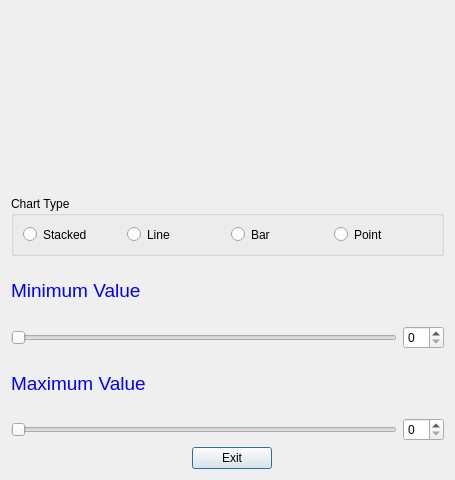
alejoleon/NodulesApp, file View/Uis/histogramForm.ui: the form before one commit.
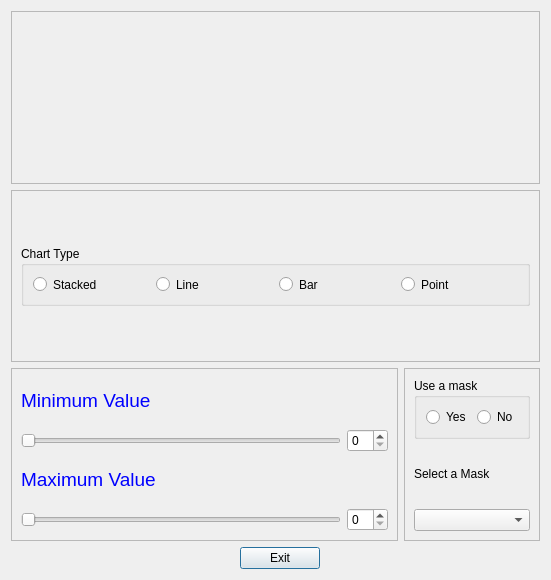
The form after the commit. Custom widgets are drawn as their Qt base class.

Patch:
```diff
--- a/View/Uis/histogramForm.ui
+++ b/View/Uis/histogramForm.ui
@@ -6,8 +6,8 @@
    <rect>
     <x>0</x>
     <y>0</y>
-    <width>455</width>
-    <height>480</height>
+    <width>551</width>
+    <height>580</height>
    </rect>
   </property>
   <property name="sizePolicy">
@@ -19,10 +19,31 @@
   <property name="windowTitle">
    <string>Dialog</string>
   </property>
-  <layout class="QVBoxLayout" name="verticalLayout_2">
+  <layout class="QVBoxLayout" name="verticalLayout_6">
+   <item>
+    <widget class="QFrame" name="frame">
+     <property name="frameShape">
+      <enum>QFrame::StyledPanel</enum>
+     </property>
+     <property name="frameShadow">
+      <enum>QFrame::Raised</enum>
+     </property>
+     <layout class="QVBoxLayout" name="verticalLayout_3">
    <item>
     <widget class="QVTKWidget" name="qvtkhistogram" native="true"/>
    </item>
+     </layout>
+    </widget>
+   </item>
+   <item>
+    <widget class="QFrame" name="frame_3">
+     <property name="frameShape">
+      <enum>QFrame::StyledPanel</enum>
+     </property>
+     <property name="frameShadow">
+      <enum>QFrame::Raised</enum>
+     </property>
+     <layout class="QVBoxLayout" name="verticalLayout_4">
    <item>
     <widget class="QGroupBox" name="gb_chartType">
      <property name="maximumSize">
@@ -66,6 +87,20 @@
      </layout>
     </widget>
    </item>
+     </layout>
+    </widget>
+   </item>
+   <item>
+    <layout class="QHBoxLayout" name="horizontalLayout_6">
+     <item>
+      <widget class="QFrame" name="frame_2">
+       <property name="frameShape">
+        <enum>QFrame::StyledPanel</enum>
+       </property>
+       <property name="frameShadow">
+        <enum>QFrame::Raised</enum>
+       </property>
+       <layout class="QVBoxLayout" name="verticalLayout_2">
    <item>
     <layout class="QVBoxLayout" name="verticalLayout">
      <item>
@@ -76,7 +111,7 @@
       </widget>
      </item>
      <item>
-      <layout class="QHBoxLayout" name="horizontalLayout_2">
+           <layout class="QHBoxLayout" name="horizontalLayout">
        <item>
         <widget class="QSlider" name="minSliderHUValue">
          <property name="orientation">
@@ -97,7 +132,7 @@
       </widget>
      </item>
      <item>
-      <layout class="QHBoxLayout" name="horizontalLayout">
+           <layout class="QHBoxLayout" name="horizontalLayout_2">
        <item>
         <widget class="QSlider" name="maxSliderHUValue">
          <property name="orientation">
@@ -112,6 +147,59 @@
      </item>
     </layout>
    </item>
+       </layout>
+      </widget>
+     </item>
+     <item>
+      <widget class="QFrame" name="frame_4">
+       <property name="frameShape">
+        <enum>QFrame::StyledPanel</enum>
+       </property>
+       <property name="frameShadow">
+        <enum>QFrame::Raised</enum>
+       </property>
+       <layout class="QVBoxLayout" name="verticalLayout_5">
+        <item>
+         <widget class="QGroupBox" name="groupBox">
+          <property name="title">
+           <string>Use a mask</string>
+          </property>
+          <layout class="QHBoxLayout" name="horizontalLayout_5">
+           <item>
+            <widget class="QRadioButton" name="rb_yesMask">
+             <property name="text">
+              <string>Yes</string>
+             </property>
+            </widget>
+           </item>
+           <item>
+            <widget class="QRadioButton" name="rb_noMask">
+             <property name="text">
+              <string>No</string>
+             </property>
+            </widget>
+           </item>
+          </layout>
+         </widget>
+        </item>
+        <item>
+         <widget class="QLabel" name="lb_SelectMask">
+          <property name="frameShape">
+           <enum>QFrame::NoFrame</enum>
+          </property>
+          <property name="text">
+           <string>Select a Mask</string>
+          </property>
+         </widget>
+        </item>
+        <item>
+         <widget class="QComboBox" name="cb_masks"/>
+        </item>
+       </layout>
+      </widget>
+     </item>
+    </layout>
+   </item>
    <item>
     <layout class="QHBoxLayout" name="horizontalLayout_3">
      <property name="spacing">
```
Left out of the diff: 3 changed lines with no effect on the pictures. Lines whose indentation alone changed are shown as unchanged.
